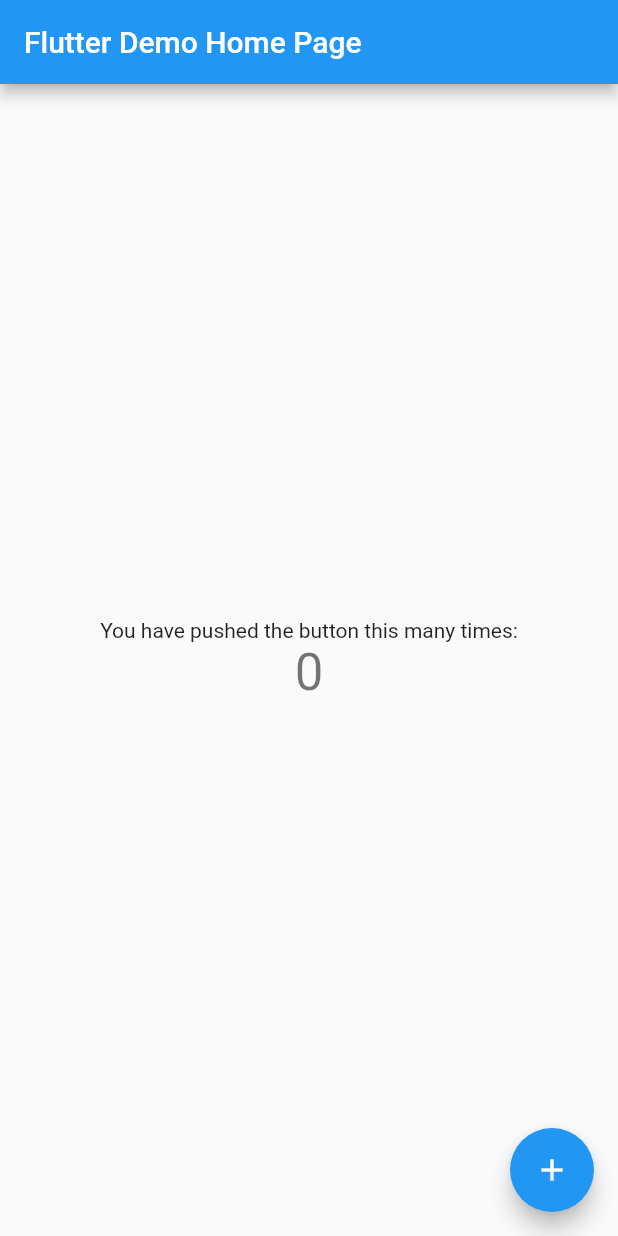
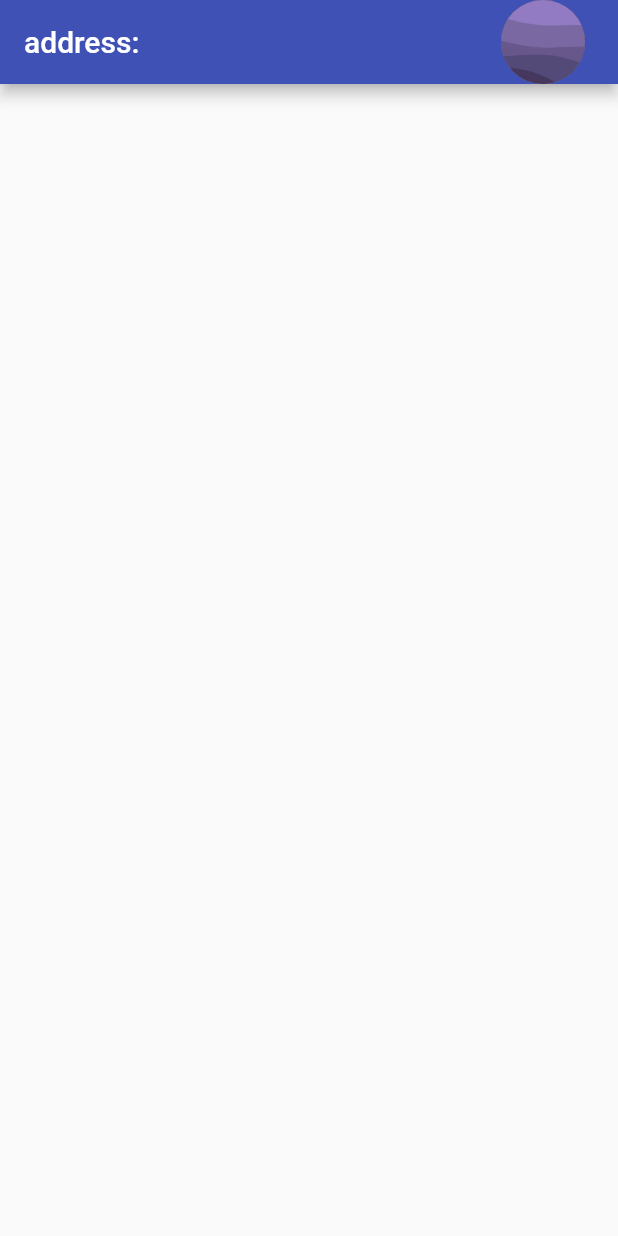
Before and after one commit to viktorvoltz/SAND-wallet, a Flutter app: the screen it shows after launch, on a phone screen of 412 x 824 dp. Run offline on Flutter 3.47's test engine with Material 2 defaults, Android fonts, the light colour scheme and no system bars; our stand-ins replace flutter_dotenv; missing offline and left inert: web3dart; project files that could hold a hidden picture were left out.

Commit message:
building homescreen

```diff
--- a/lib/main.dart
+++ b/lib/main.dart
@@ -1,5 +1,8 @@
 import 'package:flutter/material.dart';
+import 'package:provider/provider.dart';
+import 'package:web3_transactions/screens/homescreen.dart';
 
+import 'provider/contractProvider.dart';
 void main() {
   runApp(MyApp());
 }
@@ -8,106 +11,17 @@
   // This widget is the root of your application.
   @override
   Widget build(BuildContext context) {
-    return MaterialApp(
-      title: 'Flutter Demo',
-      theme: ThemeData(
-        // This is the theme of your application.
-        //
-        // Try running your application with "flutter run". You'll see the
-        // application has a blue toolbar. Then, without quitting the app, try
-        // changing the primarySwatch below to Colors.green and then invoke
-        // "hot reload" (press "r" in the console where you ran "flutter run",
-        // or simply save your changes to "hot reload" in a Flutter IDE).
-        // Notice that the counter didn't reset back to zero; the application
-        // is not restarted.
-        primarySwatch: Colors.blue,
+
+    return ChangeNotifierProvider<ContractProvider>(
+      create: (_) => ContractProvider(),
+      child: MaterialApp(
+        debugShowCheckedModeBanner: false,
+        title: 'Flutter Demo',
+        theme: ThemeData(
+          primarySwatch: Colors.indigo,
+        ),
+        home: HomeScreen(),
       ),
-      home: MyHomePage(title: 'Flutter Demo Home Page'),
     );
   }
 }
-
-class MyHomePage extends StatefulWidget {
-  MyHomePage({Key? key, required this.title}) : super(key: key);
-
-  // This widget is the home page of your application. It is stateful, meaning
-  // that it has a State object (defined below) that contains fields that affect
-  // how it looks.
-
-  // This class is the configuration for the state. It holds the values (in this
-  // case the title) provided by the parent (in this case the App widget) and
-  // used by the build method of the State. Fields in a Widget subclass are
-  // always marked "final".
-
-  final String title;
-
-  @override
-  _MyHomePageState createState() => _MyHomePageState();
-}
-
-class _MyHomePageState extends State<MyHomePage> {
-  int _counter = 0;
-
-  void _incrementCounter() {
-    setState(() {
-      // This call to setState tells the Flutter framework that something has
-      // changed in this State, which causes it to rerun the build method below
-      // so that the display can reflect the updated values. If we changed
-      // _counter without calling setState(), then the build method would not be
-      // called again, and so nothing would appear to happen.
-      _counter++;
-    });
-  }
-
-  @override
-  Widget build(BuildContext context) {
-    // This method is rerun every time setState is called, for instance as done
-    // by the _incrementCounter method above.
-    //
-    // The Flutter framework has been optimized to make rerunning build methods
-    // fast, so that you can just rebuild anything that needs updating rather
-    // than having to individually change instances of widgets.
-    return Scaffold(
-      appBar: AppBar(
-        // Here we take the value from the MyHomePage object that was created by
-        // the App.build method, and use it to set our appbar title.
-        title: Text(widget.title),
-      ),
-      body: Center(
-        // Center is a layout widget. It takes a single child and positions it
-        // in the middle of the parent.
-        child: Column(
-          // Column is also a layout widget. It takes a list of children and
-          // arranges them vertically. By default, it sizes itself to fit its
-          // children horizontally, and tries to be as tall as its parent.
-          //
-          // Invoke "debug painting" (press "p" in the console, choose the
-          // "Toggle Debug Paint" action from the Flutter Inspector in Android
-          // Studio, or the "Toggle Debug Paint" command in Visual Studio Code)
-          // to see the wireframe for each widget.
-          //
-          // Column has various properties to control how it sizes itself and
-          // how it positions its children. Here we use mainAxisAlignment to
-          // center the children vertically; the main axis here is the vertical
-          // axis because Columns are vertical (the cross axis would be
-          // horizontal).
-          mainAxisAlignment: MainAxisAlignment.center,
-          children: <Widget>[
-            Text(
-              'You have pushed the button this many times:',
-            ),
-            Text(
-              '$_counter',
-              style: Theme.of(context).textTheme.headline4,
-            ),
-          ],
-        ),
-      ),
-      floatingActionButton: FloatingActionButton(
-        onPressed: _incrementCounter,
-        tooltip: 'Increment',
-        child: Icon(Icons.add),
-      ), // This trailing comma makes auto-formatting nicer for build methods.
-    );
-  }
-}
--- a/lib/provider/contractProvider.dart
+++ b/lib/provider/contractProvider.dart
@@ -9,7 +9,7 @@
 class ContractProvider extends ChangeNotifier {
   final String _rpcUrl = "http://10.0.2.2:7545";
   final String _wsUrl = "ws://10.0.2.2:7545/";
-  String privateKey = dotenv.env["PRIVATE_KEY"]!;
+  String privateKey = '77f0bf740572441faf36b3520676977cf0a214d8165d79a011f9d4ee028fb236';
 
   Web3Client? _client;
 
@@ -62,8 +62,10 @@
   Future<void> getCredentials() async {
     _credentials = await _client!.credentialsFromPrivateKey(privateKey);
     ownAdress = await _credentials!.extractAddress();
+    notifyListeners();
+    print(ownAdress.toString());
     balance = await _client!.getBalance(ownAdress!);
-   _reciever = EthereumAddress.fromHex(recieverAddress);
+   _reciever = EthereumAddress.fromHex('0x3D2B43868D756D5DaB31aD7E25f18CBF97A4a629');
   }
 
   sendEther(String value){
--- /dev/null
+++ b/lib/screens/homescreen.dart
@@ -0,0 +1,29 @@
+import 'package:flutter/material.dart';
+import 'package:web3_transactions/provider/contractProvider.dart';
+import 'package:provider/provider.dart';
+
+class HomeScreen extends StatelessWidget {
+  const HomeScreen({ Key? key }) : super(key: key);
+
+  @override
+  Widget build(BuildContext context) {
+
+    ContractProvider contractProvider = Provider.of<ContractProvider>(context);
+
+    return Scaffold(
+      appBar: AppBar(
+        title: Text('address: ${contractProvider.ownAdress.toString()}'),
+        actions: [
+          CircleAvatar(
+            radius: 50,
+            backgroundColor: Colors.orange,
+            child: CircleAvatar(
+              radius: 45,
+              backgroundImage: AssetImage('assets/Flow.png'),
+            ),
+          )
+        ],
+      ),
+    );
+  }
+}
--- a/pubspec.yaml
+++ b/pubspec.yaml
@@ -51,8 +51,9 @@
   uses-material-design: true
 
   # To add assets to your application, add an assets section, like this:
-  # assets:
-  #   - images/a_dot_burr.jpeg
+  assets:
+    - assets/Flow.png
+    - src/artifacts/HelloWorld.json
   #   - images/a_dot_ham.jpeg
 
   # An image asset can refer to one or more resolution-specific "variants", see
```
Also changed, not shown: assets/Flow.png (added), src/artifacts/HelloWorld.json, src/artifacts/Migrations.json, 1 other file.
